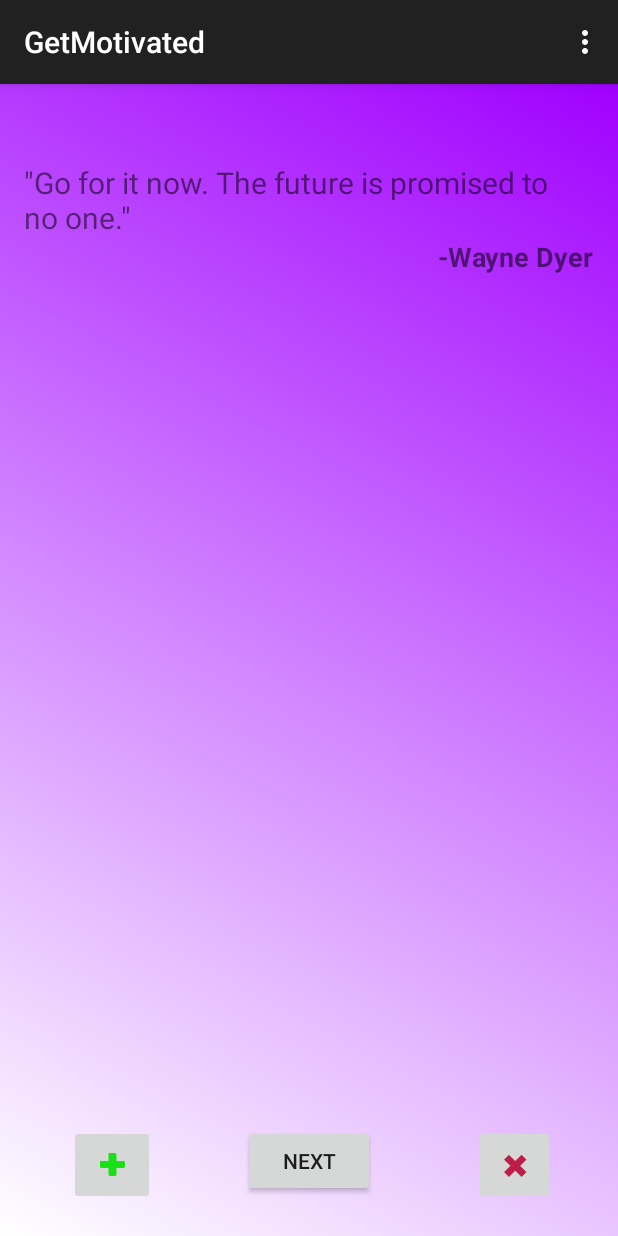
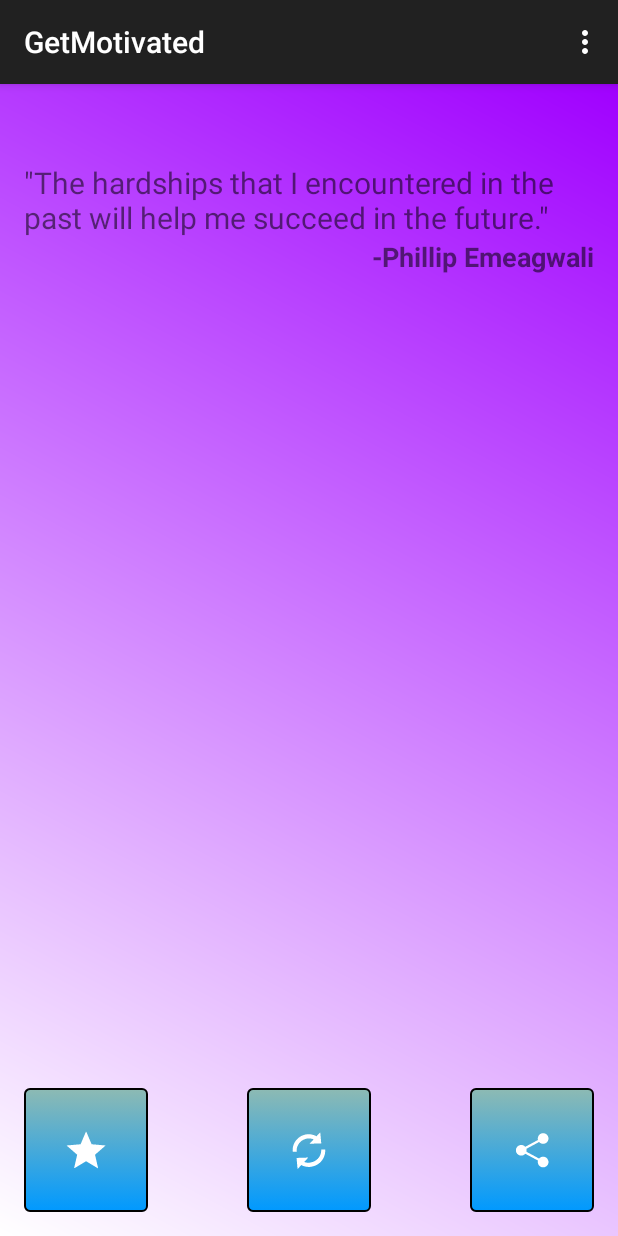
Before and after one commit to dbuck008/GetMotivated, an Android app: the screen it shows after launch (MainActivity), in the options menu, after a tap on "Settings", on a phone screen of 412 x 824 dp. Run offline under Robolectric (Android 15) with nearby library versions, the light colour scheme and no system bars; 4 statements that could not run were skipped.

Commit message:
Added images to buttons

```diff
--- a/app/src/main/java/dBuck/getmotivated/MainActivity.java
+++ b/app/src/main/java/dBuck/getmotivated/MainActivity.java
@@ -8,7 +8,6 @@ import android.view.View;
 import android.widget.Button;
 import android.widget.ImageButton;
 import android.widget.TextView;
-import android.widget.Toast;
 
 
 public class MainActivity extends ActionBarActivity implements View.OnClickListener {
@@ -16,8 +15,8 @@ public class MainActivity extends ActionBarActivity implements View.OnClickListe
     TextView quote_textview;
     TextView author_textview;
     Button next_button;
-    ImageButton upVote_imagebutton;
-    ImageButton downVote_imagebutton;
+    ImageButton favorite_button;
+    Button share_button;
     Quote quote;
 
     @Override
@@ -29,14 +28,13 @@ public class MainActivity extends ActionBarActivity implements View.OnClickListe
 
     public void init()
     {
-        Quote.initQuotes();
         quote_textview = (TextView) findViewById(R.id.tv_quote);
         author_textview =(TextView) findViewById(R.id.tv_author);
         next_button = (Button) findViewById(R.id.b_next);
-        upVote_imagebutton = (ImageButton) findViewById(R.id.ib_upVote);
-        downVote_imagebutton = (ImageButton) findViewById(R.id.ib_downvote);
-        upVote_imagebutton.setOnClickListener(this);
-        downVote_imagebutton.setOnClickListener(this);
+        favorite_button = (ImageButton) findViewById(R.id.b_favorite);
+        share_button = (Button) findViewById(R.id.b_share);
+        favorite_button.setOnClickListener(this);
+        share_button.setOnClickListener(this);
         next_button.setOnClickListener(this);
         Quote quote = Quote.getRandomQuote();
         quote_textview.setText("\"" + quote.getQuoteString() + "\"");
@@ -75,13 +73,9 @@ public class MainActivity extends ActionBarActivity implements View.OnClickListe
                 quote_textview.setText("\"" + quote.getQuoteString() + "\"");
                 author_textview.setText("-" + quote.getAuthor());
                 break;
-            case R.id.ib_upVote:
-                quote.addWeight(1);
-                Toast.makeText(this, "new weight: " + Integer.toString(quote.getWeight()), Toast.LENGTH_SHORT).show();
+            case R.id.b_favorite:
                 break;
-            case R.id.ib_downvote:
-                quote.addWeight(-1);
-                Toast.makeText(this, "new weight: " + Integer.toString(quote.getWeight()), Toast.LENGTH_SHORT).show();
+            case R.id.b_share:
                 break;
         }
     }
--- a/app/src/main/java/dBuck/getmotivated/Quote.java
+++ b/app/src/main/java/dBuck/getmotivated/Quote.java
@@ -29,7 +29,7 @@ public class Quote {
         new Quote(q, "Unknown");
     }
 
-    public static void initQuotes()
+    static
     {
         new Quote("Asking dumb questions is easier than fixing dumb mistakes.", "Madison Buck");
         new Quote("Success in not final, failure is not fatal: it is the courage to continue that counts.", "Winston Churchill");
--- /dev/null
+++ b/app/src/main/res/drawable-hdpi/my_button.xml
@@ -0,0 +1,25 @@
+<?xml version="1.0" encoding="utf-8"?>
+
+<selector xmlns:android="http://schemas.android.com/apk/res/android">
+    <item android:state_pressed="true" >
+        <shape android:shape="rectangle"  >
+            <corners android:radius="3dip" />
+            <stroke android:width="1dip" android:color="#000000" />
+            <gradient android:angle="-45" android:startColor="#345953" android:endColor="#0099FF"  />
+        </shape>
+    </item>
+    <item android:state_focused="true">
+        <shape android:shape="rectangle"  >
+            <corners android:radius="3dip" />
+            <stroke android:width="1dip" android:color="#000000" />
+            <solid android:color="#0099FF"/>
+        </shape>
+    </item>
+    <item >
+        <shape android:shape="rectangle"  >
+            <corners android:radius="3dip" />
+            <stroke android:width="1dip" android:color="#000000" />
+            <gradient android:angle="-45" android:startColor="#8dbab3" android:endColor="#0099FF" />
+        </shape>
+    </item>
+</selector>
--- a/app/src/main/res/layout/activity_main.xml
+++ b/app/src/main/res/layout/activity_main.xml
@@ -33,36 +33,33 @@
         android:textStyle="bold" />
 
 
-    <Button
+    <ImageButton
         android:layout_width="wrap_content"
         android:layout_height="wrap_content"
-        android:text="Next"
+        android:src="@drawable/ic_action_refresh"
         android:id="@+id/b_next"
-        android:paddingLeft="25dp"
-        android:paddingRight="25dp"
-        android:layout_margin="10dp"
         android:layout_alignParentBottom="true"
-        android:layout_centerHorizontal="true" />
+        android:layout_centerHorizontal="true"
+        style="@style/Button"/>
 
     <ImageButton
         android:layout_width="wrap_content"
         android:layout_height="wrap_content"
-        android:id="@+id/ib_upVote"
-        android:src="@drawable/item_add"
-        android:layout_alignTop="@+id/b_next"
+        android:id="@+id/b_favorite"
+        android:src="@drawable/ic_action_star"
+        style="@style/Button"
+        android:layout_alignBottom="@+id/b_next"
         android:layout_alignParentLeft="true"
-        android:layout_alignParentStart="true"
-        android:layout_marginLeft="30dp" />
+        android:layout_alignTop="@+id/b_next" />
 
     <ImageButton
         android:layout_width="wrap_content"
         android:layout_height="wrap_content"
-        android:id="@+id/ib_downvote"
-        android:src="@drawable/item_delete"
-        android:layout_alignRight="@+id/tv_author"
-        android:layout_alignEnd="@+id/tv_author"
-        android:layout_marginRight="26dp"
-        android:layout_alignBottom="@+id/ib_upVote"
-        android:layout_alignTop="@+id/ib_upVote" />
+        android:id="@+id/b_share"
+        android:src="@drawable/ic_action_share"
+        style="@style/Button"
+        android:layout_alignTop="@+id/b_next"
+        android:layout_alignParentRight="true"
+        android:layout_alignBottom="@+id/b_next" />
 
 </RelativeLayout>
--- a/app/src/main/res/values/styles.xml
+++ b/app/src/main/res/values/styles.xml
@@ -5,4 +5,14 @@
         <!-- Customize your theme here. -->
     </style>
 
+    <style name="Button">
+        <item name="android:layout_width"> wrap_content</item>
+        <item name="android:layout_height"> wrap_content</item>
+        <item name="android:textColor">#000000</item>
+        <item name="android:typeface"> monospace</item>
+        <item name="android:minWidth">50dp</item>
+        <item name="android:background">@drawable/my_button</item>
+        <item name="android:padding">25dp</item>
+    </style>
+
 </resources>
```
Also changed, not shown: app/src/main/res/drawable-hdpi/ic_action_refresh.png (added), app/src/main/res/drawable-hdpi/ic_action_share.png (added), app/src/main/res/drawable-hdpi/ic_action_star.png (added).
